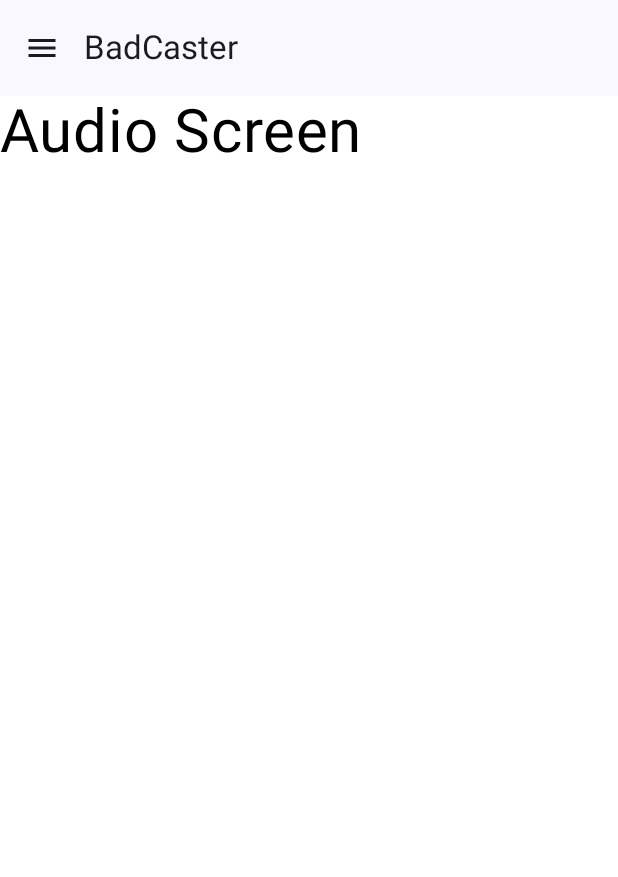
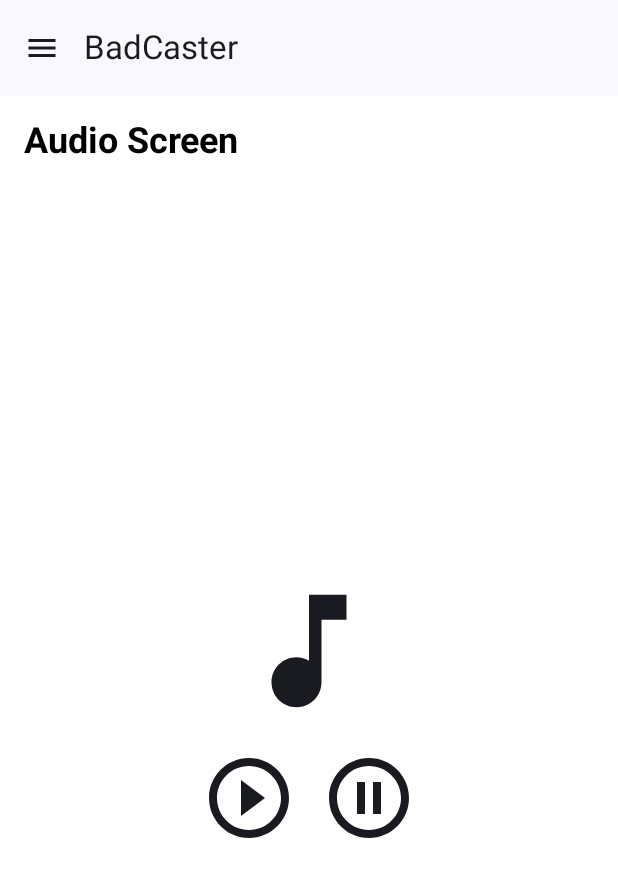
Before and after one commit to sabbirosa/badcaster, an Android app built with Jetpack Compose: the AudioScreen screen opened through its navigation route, on a phone screen of 412 x 824 dp. Shown: the top 877 px of the screen. Run offline under Robolectric (Android 15) with nearby library versions, the phone set to English and light mode, and no system bars.

Commit message:
Feat: Audio Player and Pinch Image Added

```diff
--- a/app/src/main/java/com/sabbirosa/badcaster/screens/AudioScreen.kt
+++ b/app/src/main/java/com/sabbirosa/badcaster/screens/AudioScreen.kt
@@ -1,26 +1,114 @@
 package com.sabbirosa.badcaster.screens
 
+import android.content.Context
+import android.media.MediaPlayer
+import android.net.Uri
+import androidx.compose.foundation.Image
 import androidx.compose.foundation.background
-import androidx.compose.foundation.layout.Column
-import androidx.compose.foundation.layout.PaddingValues
-import androidx.compose.foundation.layout.fillMaxSize
-import androidx.compose.foundation.layout.padding
+import androidx.compose.foundation.clickable
+import androidx.compose.foundation.layout.*
+import androidx.compose.material3.Icon
 import androidx.compose.material3.Text
-import androidx.compose.runtime.Composable
+import androidx.compose.runtime.*
+import androidx.compose.ui.Alignment
 import androidx.compose.ui.Modifier
 import androidx.compose.ui.graphics.Color
+import androidx.compose.ui.platform.LocalContext
+import androidx.compose.ui.res.painterResource
+import androidx.compose.ui.unit.dp
 import androidx.compose.ui.unit.sp
+import com.sabbirosa.badcaster.R
 
 @Composable
 fun AudioScreen(
     innerPadding: PaddingValues
 ) {
+    val context = LocalContext.current
+    val audioUri = Uri.parse("android.resource://com.sabbirosa.badcaster/raw/badcaster_audio")
+
     Column(
         modifier = Modifier
             .padding(innerPadding)
             .fillMaxSize()
             .background(Color.White)
     ) {
-        Text(text = "Audio Screen", fontSize = 40.sp, color = Color.Black)
+        Text(
+            text = "Audio Screen",
+            fontSize = 24.sp,
+            modifier = Modifier.padding(16.dp),
+            color = Color.Black,
+            style = androidx.compose.ui.text.TextStyle(fontWeight = androidx.compose.ui.text.font.FontWeight.Bold)
+        )
+        AudioPlayer(audioUri = audioUri, context = context)
     }
 }
+
+@Composable
+fun AudioPlayer(
+    audioUri: Uri,
+    context: Context
+) {
+    var isPlaying by remember { mutableStateOf(false) }
+    var isMuted by remember { mutableStateOf(false) }
+    val mediaPlayer = remember { MediaPlayer.create(context, audioUri) }
+
+    Column(
+        modifier = Modifier
+            .fillMaxSize()
+            .padding(16.dp),
+        verticalArrangement = Arrangement.Center,
+        horizontalAlignment = Alignment.CenterHorizontally
+    ) {
+        Icon(
+            painter = painterResource(id = if (isMuted) R.drawable.music_muted else R.drawable.music_note),
+            contentDescription = "Music Note",
+            modifier = Modifier
+                .size(100.dp)
+                .clickable {
+                    isMuted = !isMuted
+                    if (isMuted) {
+                        mediaPlayer.setVolume(0f, 0f)
+                    } else {
+                        mediaPlayer.setVolume(1f, 1f)
+                    }
+                }
+        )
+        Spacer(modifier = Modifier.height(16.dp))
+        Row(
+            horizontalArrangement = Arrangement.spacedBy(16.dp)
+        ) {
+            Icon(
+                painter = painterResource(id = R.drawable.play_button),
+                contentDescription = "Play Button",
+                modifier = Modifier
+                    .size(64.dp)
+                    .clickable {
+                        if (!isPlaying) {
+                            mediaPlayer.start()
+                            isPlaying = true
+                            isMuted = false
+                        }
+                    }
+            )
+            Icon(
+                painter = painterResource(id = R.drawable.pause_button),
+                contentDescription = "Pause Button",
+                modifier = Modifier
+                    .size(64.dp)
+                    .clickable {
+                        if (isPlaying) {
+                            mediaPlayer.pause()
+                            isPlaying = false
+                            isMuted = true
+                        }
+                    }
+            )
+        }
+    }
+
+    DisposableEffect(Unit) {
+        onDispose {
+            mediaPlayer.release()
+        }
+    }
+}
--- /dev/null
+++ b/app/src/main/res/drawable/music_muted.xml
@@ -0,0 +1,5 @@
+<vector xmlns:android="http://schemas.android.com/apk/res/android" android:height="24dp" android:tint="#005EAF" android:viewportHeight="24" android:viewportWidth="24" android:width="24dp">
+
+    <path android:fillColor="@android:color/white" android:pathData="M4.27,3L3,4.27l9,9v0.28c-0.59,-0.34 -1.27,-0.55 -2,-0.55 -2.21,0 -4,1.79 -4,4s1.79,4 4,4 4,-1.79 4,-4v-1.73L19.73,21 21,19.73 4.27,3zM14,7h4V3h-6v5.18l2,2z"/>
+
+</vector>
--- /dev/null
+++ b/app/src/main/res/drawable/music_note.xml
@@ -0,0 +1,5 @@
+<vector xmlns:android="http://schemas.android.com/apk/res/android" android:height="24dp" android:tint="#005EAF" android:viewportHeight="24" android:viewportWidth="24" android:width="24dp">
+
+    <path android:fillColor="@android:color/white" android:pathData="M12,3v10.55c-0.59,-0.34 -1.27,-0.55 -2,-0.55 -2.21,0 -4,1.79 -4,4s1.79,4 4,4 4,-1.79 4,-4V7h4V3h-6z"/>
+
+</vector>
--- /dev/null
+++ b/app/src/main/res/drawable/pause_button.xml
@@ -0,0 +1,5 @@
+<vector xmlns:android="http://schemas.android.com/apk/res/android" android:height="24dp" android:tint="#005EAF" android:viewportHeight="24" android:viewportWidth="24" android:width="24dp">
+
+    <path android:fillColor="@android:color/white" android:pathData="M9,16h2L11,8L9,8v8zM12,2C6.48,2 2,6.48 2,12s4.48,10 10,10 10,-4.48 10,-10S17.52,2 12,2zM12,20c-4.41,0 -8,-3.59 -8,-8s3.59,-8 8,-8 8,3.59 8,8 -3.59,8 -8,8zM13,16h2L15,8h-2v8z"/>
+
+</vector>
--- /dev/null
+++ b/app/src/main/res/drawable/play_button.xml
@@ -0,0 +1,5 @@
+<vector xmlns:android="http://schemas.android.com/apk/res/android" android:height="24dp" android:tint="#005EAF" android:viewportHeight="24" android:viewportWidth="24" android:width="24dp">
+
+    <path android:fillColor="@android:color/white" android:pathData="M10,16.5l6,-4.5 -6,-4.5v9zM12,2C6.48,2 2,6.48 2,12s4.48,10 10,10 10,-4.48 10,-10S17.52,2 12,2zM12,20c-4.41,0 -8,-3.59 -8,-8s3.59,-8 8,-8 8,3.59 8,8 -3.59,8 -8,8z"/>
+
+</vector>
```
Also changed, not shown: app/src/main/java/com/sabbirosa/badcaster/screens/ImageScreen.kt (+62 -1 lines), app/src/main/res/drawable/badcaster_image.jpg (added), 1 other file.
